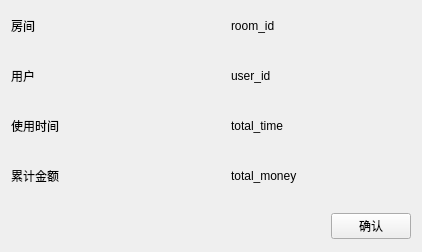
Connor1996/Distributed-Air-Conditioning-System, file src/server/charge.ui: the form before one commit.
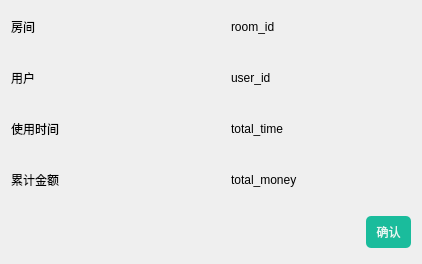
The form after the commit.

```diff
--- a/src/server/charge.ui
+++ b/src/server/charge.ui
@@ -6,8 +6,8 @@
    <rect>
     <x>0</x>
     <y>0</y>
-    <width>403</width>
-    <height>243</height>
+    <width>420</width>
+    <height>264</height>
    </rect>
   </property>
   <property name="windowTitle">
@@ -268,8 +268,12 @@
        </item>
        <item>
         <widget class="QPushButton" name="make_sure">
+         <property name="styleSheet">
+          <string notr="true">QPushButton{border-style:none;padding:7px;border-radius:5px;color:#E6F8F5;background:#1ABC9C;}
+QPushButton:hover{color:#FFFFFF;background:#2EE1C1;}QPushButton:pressed{color:#A7EEE6;background:#16A086;}</string>
+         </property>
          <property name="text">
-          <string>确认</string>
+          <string> 确认 </string>
          </property>
         </widget>
        </item>
```
